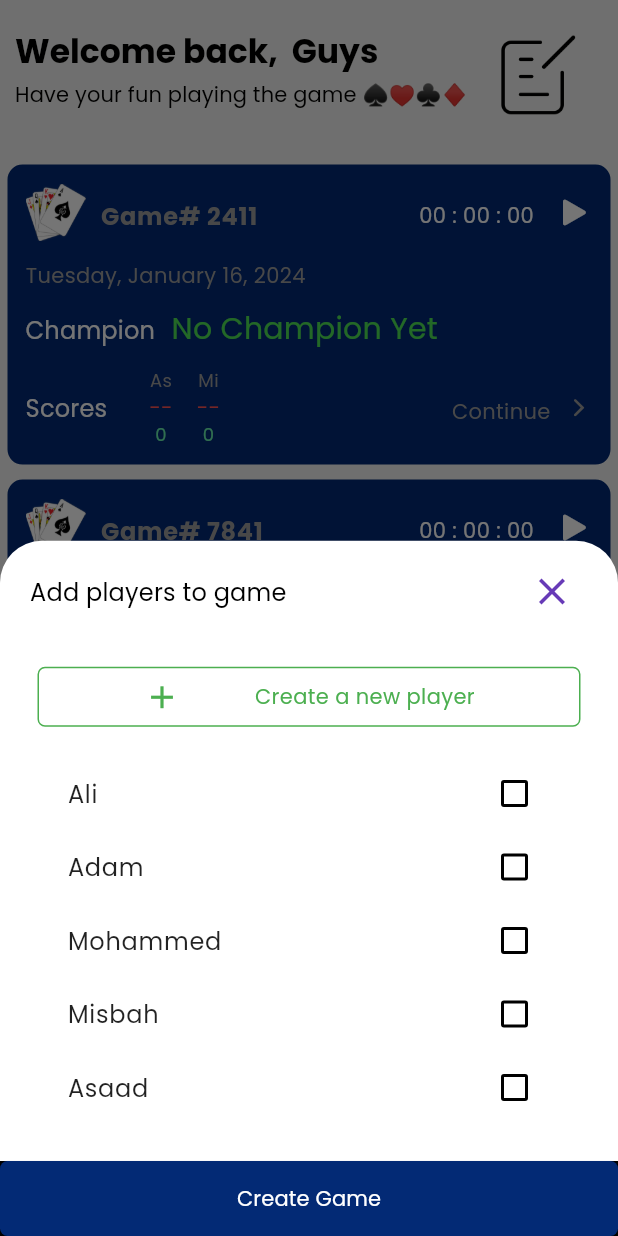
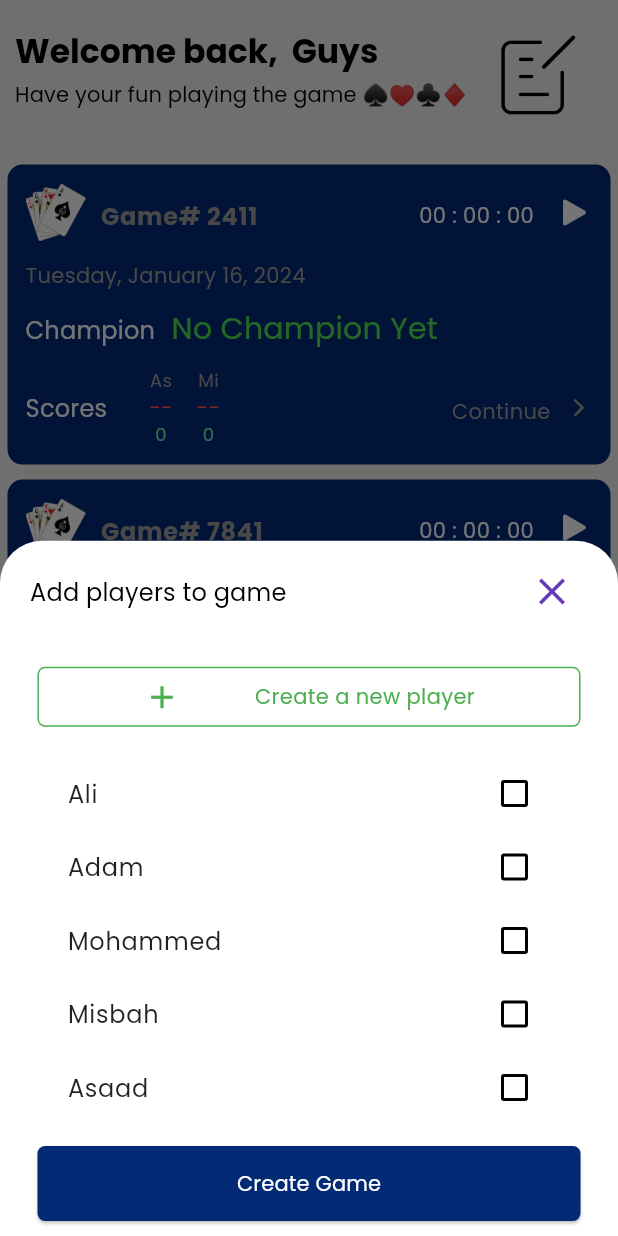
Before and after one commit to aymansainshy/game_record, a Flutter app: the screen it shows after launch, after a tap on "Start New Game", on a phone screen of 412 x 824 dp. Run offline on Flutter 3.47's test engine with Material 3 defaults, Android fonts, the phone set to English and light mode, and no system bars; our stand-ins replace bloc, dio, equatable, flutter_bloc, get_it, go_router and 2 more.

Commit message:
Run App in IOS Simulator

```diff
--- a/lib/src/features/games/views/game_board_details.dart
+++ b/lib/src/features/games/views/game_board_details.dart
@@ -1,3 +1,5 @@
+import 'dart:io';
+
 import 'package:flutter/cupertino.dart';
 import 'package:flutter/material.dart';
 import 'package:flutter_bloc/flutter_bloc.dart';
@@ -89,12 +91,13 @@ class GameBoardDetailsView extends StatelessWidget {
                   Navigator.of(context).pop();
                 }
               },
-              icon: Icon(Icons.arrow_back),
+              icon: Platform.isAndroid ? Icon(Icons.arrow_back) : Icon(CupertinoIcons.back),
             ),
           ),
           body: SizedBox(
             height: mediaQuery.height,
             width: mediaQuery.width,
+            child: SafeArea(
               child: Column(
                 mainAxisAlignment: MainAxisAlignment.start,
                 crossAxisAlignment: CrossAxisAlignment.start,
@@ -211,6 +214,7 @@ class GameBoardDetailsView extends StatelessWidget {
                     ),
                   ),
                 ],
+              ),
             ),
           ),
         );
--- a/lib/src/features/games/views/widgets/create_new_game_bottom_sheet.dart
+++ b/lib/src/features/games/views/widgets/create_new_game_bottom_sheet.dart
@@ -28,6 +28,7 @@ class _CreateNewGameBottomSheetState extends State<CreateNewGameBottomSheet> {
     return SizedBox(
       height: mediaQuery.height,
       width: mediaQuery.width,
+      child: SafeArea(
         child: Column(
           crossAxisAlignment: CrossAxisAlignment.start,
           children: [
@@ -120,13 +121,14 @@ class _CreateNewGameBottomSheetState extends State<CreateNewGameBottomSheet> {
                 );
               },
             ),
-          const SizedBox(height: 16),
+            const SizedBox(height: 10),
             BlocBuilder<PlayersBloc, PlayersState>(
               builder: (context, playersState) {
                 return Container(
-                color: Colors.black,
+                  // color: Colors.black,
                   width: mediaQuery.width,
                   height: 50,
+                  padding: EdgeInsets.symmetric(horizontal: 25),
                   child: ElevatedButton(
                     onPressed: () {
                       if (playersState.playersToAdd != null && playersState.playersToAdd!.isNotEmpty) {
@@ -140,7 +142,9 @@ class _CreateNewGameBottomSheetState extends State<CreateNewGameBottomSheet> {
                 );
               },
             ),
+            const SizedBox(height: 10),
           ],
+        ),
       ),
     );
   }
--- a/lib/src/features/games/views/widgets/game_item_widget.dart
+++ b/lib/src/features/games/views/widgets/game_item_widget.dart
@@ -159,7 +159,7 @@ class GameItemWidget extends StatelessWidget {
                     text: TextSpan(
                       children: [
                         TextSpan(
-                          text: "Score   ",
+                          text: "Score ",
                           style: Theme.of(context).textTheme.titleMedium?.copyWith(
                                 color: Colors.white,
                               ),
--- a/lib/src/features/home/widgets/custom_buttom_nav_bar.dart
+++ b/lib/src/features/home/widgets/custom_buttom_nav_bar.dart
@@ -1,3 +1,5 @@
+import 'dart:io';
+
 import 'package:flutter/material.dart';
 import 'package:hareeg/src/theme/app_theme.dart';
 
@@ -28,7 +30,9 @@ class _CBottomNavigationBarState extends State<CBottomNavigationBar> {
   @override
   Widget build(BuildContext context) {
     final mediaQuery = MediaQuery.sizeOf(context);
-    return SizedBox(
+    return SafeArea(
+      child: Container(
+        color: Colors.white,
         height: 65,
         child: Stack(
           alignment: Alignment.center,
@@ -40,10 +44,10 @@ class _CBottomNavigationBarState extends State<CBottomNavigationBar> {
                 color: Colors.white,
                 boxShadow: [
                   BoxShadow(
-                  color: Colors.grey.withOpacity(0.3),
-                  spreadRadius: 5,
-                  blurRadius: 7,
-                  offset: const Offset(0, -1), // changes the shadow position
+                    color: Colors.grey.withOpacity(0.1),
+                    spreadRadius: 3,
+                    blurRadius: 2,
+                    offset: const Offset(0, -5),
                   ),
                 ],
               ),
@@ -106,6 +110,7 @@ class _CBottomNavigationBarState extends State<CBottomNavigationBar> {
             ),
           ],
         ),
+      ),
     );
   }
 }
--- a/pubspec.yaml
+++ b/pubspec.yaml
@@ -44,7 +44,6 @@ dependencies:
   flutter_bloc: ^8.1.3
   equatable: ^2.0.5
   intl: ^0.18.1
-  intl_phone_number_input: ^0.7.1
   image_picker: ^1.0.6
   rflutter_alert: ^2.0.2
 
```
Also changed, not shown: lib/src/features/games/views/widgets/add_new_player_to_current_game_sheet.dart (+4 -3 lines), lib/src/features/games/views/widgets/create_new_player_bottom_sheet.dart (+9 -0 lines), lib/main.dart (line endings or trailing spaces), pubspec.lock, 4 other files. Lines whose indentation alone changed are shown as unchanged.
